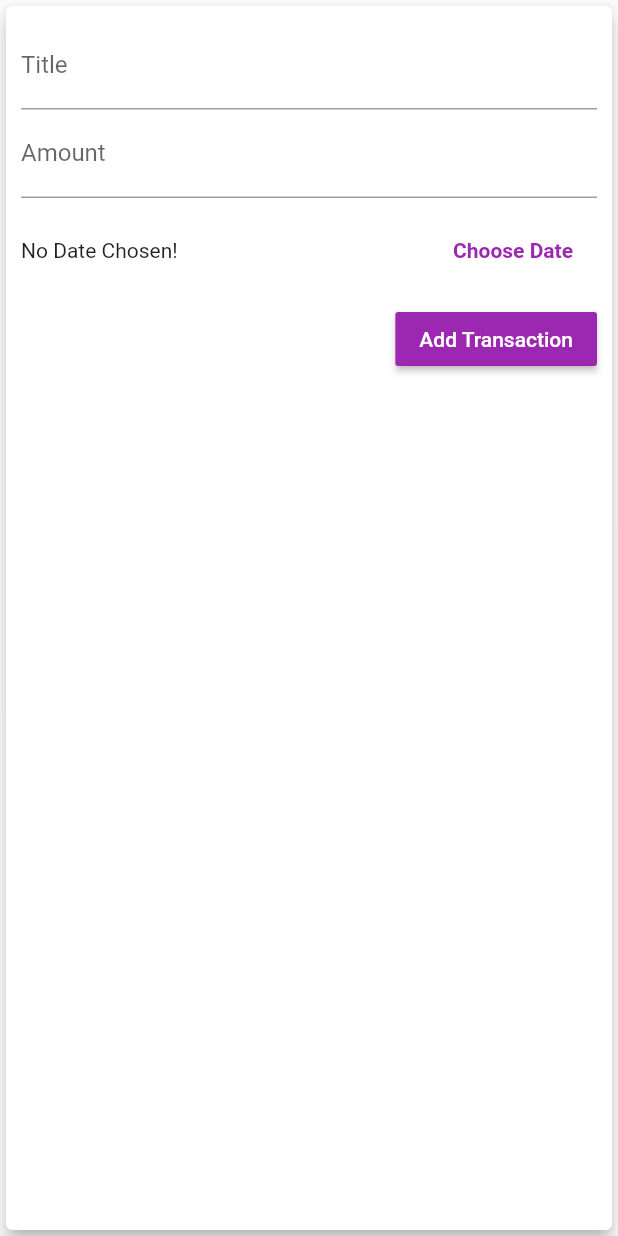
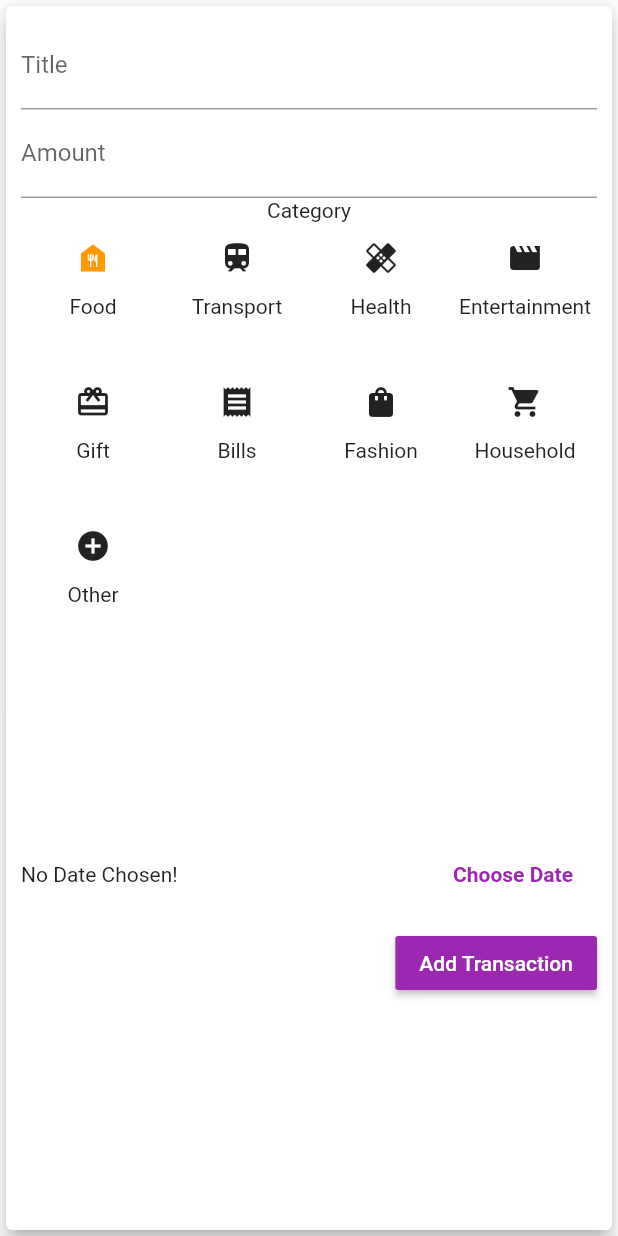
Before and after one commit to shivangsharma27/OutlayPal, a Flutter app: the NewTransaction screen opened directly with empty values, after a tap on "Add Transaction", on a phone screen of 412 x 824 dp. Run offline on Flutter 3.47's test engine with Material 2 defaults, Android fonts, the phone set to English and light mode, and no system bars; our stand-ins replace charts_flutter, cloud_firestore, firebase_auth, rflutter_alert; accounts and stored records are empty; Roboto replaces fonts that are missing (Quicksand).

Commit message:
categories screen added

```diff
--- a/lib/models/transaction.dart
+++ b/lib/models/transaction.dart
@@ -5,11 +5,13 @@ class Transaction {
   final String title;
   final double amount;
   final DateTime date;
+  final String category;
 
   Transaction({
     @required this.id,
     @required this.title,
     @required this.amount,
     @required this.date,
+    @required this.category,
   });
 }
--- a/lib/widgets/new_transaction.dart
+++ b/lib/widgets/new_transaction.dart
@@ -1,5 +1,8 @@
 import 'package:flutter/material.dart';
 import 'package:intl/intl.dart';
+
+
+
 
 class NewTransaction extends StatefulWidget {
   final Function addTx;
@@ -14,6 +17,8 @@ class _NewTransactionState extends State<NewTransaction> {
   final _titleController = TextEditingController();
   final _amountController = TextEditingController();
   DateTime _selectedDate;
+  String _category;
+  String _selectedCategory = '';
 
   void _submitData() {
     if (_amountController.text.isEmpty) {
@@ -22,7 +27,10 @@ class _NewTransactionState extends State<NewTransaction> {
     final enteredTitle = _titleController.text;
     final enteredAmount = double.parse(_amountController.text);
 
-    if (enteredTitle.isEmpty || enteredAmount <= 0 || _selectedDate == null) {
+    if (enteredTitle.isEmpty ||
+        enteredAmount <= 0 ||
+        _selectedDate == null ||
+        _category == null) {
       return;
     }
 
@@ -30,10 +38,23 @@ class _NewTransactionState extends State<NewTransaction> {
       enteredTitle,
       enteredAmount,
       _selectedDate,
+      _category,
     );
 
     Navigator.of(context).pop();
   }
+
+  final List<Map<String, Object>> icons = [
+    {'Icon': Icon(Icons.food_bank,color: Colors.orange,), 'name': 'Food'},
+    {'Icon': Icon(Icons.train), 'name': 'Transport'},
+    {'Icon': Icon(Icons.healing), 'name': 'Health'},
+    {'Icon': Icon(Icons.movie), 'name': 'Entertainment'},
+    {'Icon': Icon(Icons.card_giftcard), 'name': 'Gift'},
+    {'Icon': Icon(Icons.receipt), 'name': 'Bills'},
+    {'Icon': Icon(Icons.shopping_bag), 'name': 'Fashion'},
+    {'Icon': Icon(Icons.local_grocery_store), 'name': 'Household'},
+    {'Icon': Icon(Icons.add_circle), 'name': 'Other'},
+  ];
 
   void _presentDatePicker() {
     showDatePicker(
@@ -52,9 +73,12 @@ class _NewTransactionState extends State<NewTransaction> {
     print('...');
   }
 
+
+
   @override
   Widget build(BuildContext context) {
-    return Card(
+    return Scaffold(
+      body: Card(
         elevation: 5,
         child: Container(
           padding: EdgeInsets.all(10),
@@ -65,9 +89,6 @@ class _NewTransactionState extends State<NewTransaction> {
                 decoration: InputDecoration(labelText: 'Title'),
                 controller: _titleController,
                 onSubmitted: (_) => _submitData(),
-              // onChanged: (val) {
-              //   titleInput = val;
-              // },
               ),
               TextField(
                 decoration: InputDecoration(labelText: 'Amount'),
@@ -75,6 +96,35 @@ class _NewTransactionState extends State<NewTransaction> {
                 keyboardType: TextInputType.number,
                 onSubmitted: (_) => _submitData(),
                 // onChanged: (val) => amountInput = val,
+              ),
+              Center(
+                child: Text(
+                  'Category${_selectedCategory}',
+                  textAlign: TextAlign.left,
+                ),
+              ),
+              Container(
+                child: GridView.count(
+                  crossAxisCount: 4,
+                  children: List.generate(9, (index) {
+                    return Center(
+                      child: Column(
+                        children: [
+                          IconButton(
+                              onPressed: () {
+                                setState(() {
+                                _selectedCategory = ' : '+icons[index]['name'];
+                                });
+                                _category = icons[index]['name'];
+                              }, icon: icons[index]['Icon']),
+                          Text(icons[index]['name']),
+                        ],
+                      ),
+                    );
+                  }),
+                ),
+                height: 400,
+                width: double.infinity,
               ),
               Container(
                 height: 70,
@@ -109,6 +159,7 @@ class _NewTransactionState extends State<NewTransaction> {
             ],
           ),
         ),
+      ),
     );
   }
 }
--- a/pubspec.yaml
+++ b/pubspec.yaml
@@ -26,6 +26,7 @@ dependencies:
   intl: ^0.16.1
   fl_chart: ^0.10.1
   charts_flutter: ^0.10.0
+  rflutter_alert: ^2.0.2
 
 
 
```
Also changed, not shown: lib/main.dart (+29 -18 lines), lib/widgets/transaction_list.dart (+35 -1 lines), pubspec.lock. Lines whose indentation alone changed are shown as unchanged.
